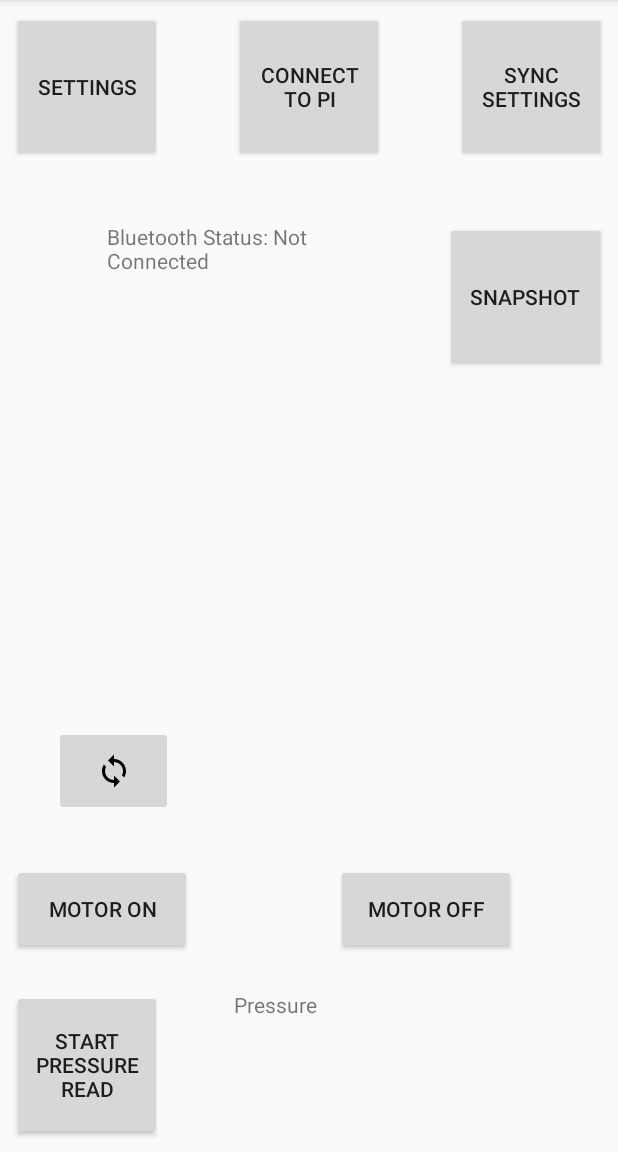
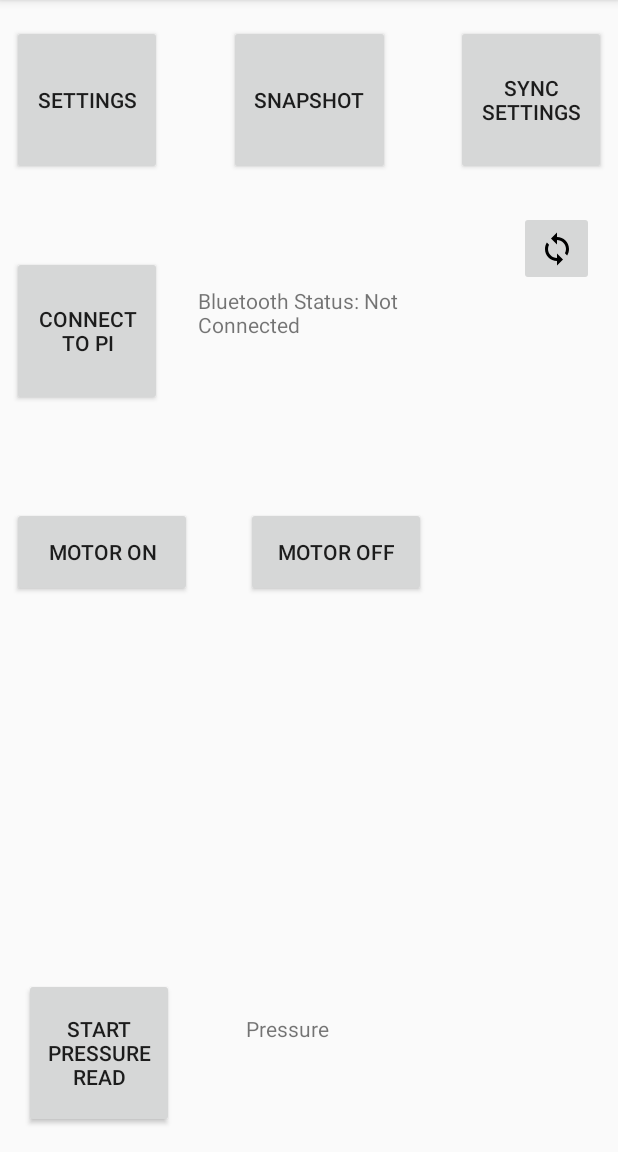
Before and after one commit to jmadamso/SpectrometerAndroid, an Android app: the screen it shows after launch (AppDriver), on a phone screen of 412 x 824 dp, the part 84-1236 px from its top. Run offline under Robolectric (Android 15) with nearby library versions, the phone set to English and light mode, and no system bars.

Commit message:
Minor tweaks

```diff
--- a/app/src/main/res/layout/activity_main.xml
+++ b/app/src/main/res/layout/activity_main.xml
@@ -11,36 +11,33 @@
         android:id="@+id/startButton"
         android:layout_width="100dp"
         android:layout_height="100dp"
-        android:layout_marginEnd="8dp"
+        android:layout_marginBottom="8dp"
         android:layout_marginLeft="8dp"
-        android:layout_marginRight="8dp"
         android:layout_marginStart="8dp"
-        android:layout_marginTop="8dp"
         android:onClick="startButtonResponse"
         android:text="Connect to Pi"
-        app:layout_constraintEnd_toStartOf="@+id/button3"
-        app:layout_constraintStart_toEndOf="@+id/settingsButton"
-        app:layout_constraintTop_toTopOf="parent" />
+        app:layout_constraintBottom_toTopOf="@+id/guideline"
+        app:layout_constraintStart_toStartOf="parent" />
 
     <Button
         android:id="@+id/settingsButton"
         android:layout_width="100dp"
         android:layout_height="100dp"
+        android:layout_marginBottom="8dp"
         android:layout_marginLeft="8dp"
         android:layout_marginStart="8dp"
-        android:layout_marginTop="8dp"
         android:onClick="settingsButtonResponse"
         android:text="@string/settings_prompt"
-        app:layout_constraintStart_toStartOf="parent"
-        app:layout_constraintTop_toTopOf="parent" />
+        app:layout_constraintBottom_toTopOf="@+id/guideline2"
+        app:layout_constraintStart_toStartOf="parent" />
 
     <Button
         android:id="@+id/BTButton"
         android:layout_width="100dp"
         android:layout_height="100dp"
-        android:layout_marginBottom="8dp"
-        android:layout_marginLeft="8dp"
-        android:layout_marginStart="8dp"
+        android:layout_marginBottom="16dp"
+        android:layout_marginLeft="16dp"
+        android:layout_marginStart="16dp"
         android:onClick="bluetoothButtonResponse"
         android:text="Start Pressure Read"
         app:layout_constraintBottom_toBottomOf="parent"
@@ -50,82 +47,105 @@
         android:id="@+id/button"
         android:layout_width="120dp"
         android:layout_height="60dp"
-        android:layout_marginBottom="24dp"
+        android:layout_marginBottom="56dp"
         android:layout_marginLeft="8dp"
         android:layout_marginStart="8dp"
         android:onClick="motorOnButtonResponse"
         android:text="Motor On"
-        app:layout_constraintBottom_toTopOf="@+id/BTButton"
+        app:layout_constraintBottom_toTopOf="@+id/guideline3"
         app:layout_constraintStart_toStartOf="parent" />
 
     <Button
         android:id="@+id/button2"
         android:layout_width="120dp"
         android:layout_height="60dp"
-        android:layout_marginBottom="24dp"
-        android:layout_marginEnd="68dp"
-        android:layout_marginRight="68dp"
+        android:layout_marginBottom="56dp"
+        android:layout_marginLeft="36dp"
+        android:layout_marginStart="36dp"
         android:onClick="motorOffButtonResponse"
         android:text="Motor Off"
-        app:layout_constraintBottom_toTopOf="@+id/pressureText"
-        app:layout_constraintEnd_toEndOf="parent" />
+        app:layout_constraintBottom_toTopOf="@+id/guideline3"
+        app:layout_constraintStart_toEndOf="@+id/button" />
 
     <Button
         android:id="@+id/button3"
         android:layout_width="100dp"
         android:layout_height="100dp"
+        android:layout_marginBottom="8dp"
         android:layout_marginEnd="8dp"
         android:layout_marginRight="8dp"
-        android:layout_marginTop="8dp"
         android:onClick="syncButtonResponse"
         android:text="sync settings"
-        app:layout_constraintEnd_toEndOf="parent"
-        app:layout_constraintTop_toTopOf="parent" />
+        app:layout_constraintBottom_toTopOf="@+id/guideline2"
+        app:layout_constraintEnd_toEndOf="parent" />
 
     <TextView
         android:id="@+id/pressureText"
         android:layout_width="185dp"
         android:layout_height="60dp"
-        android:layout_marginBottom="48dp"
         android:layout_marginLeft="48dp"
         android:layout_marginStart="48dp"
         android:text="Pressure"
-        app:layout_constraintBottom_toBottomOf="parent"
+        app:layout_constraintBaseline_toBaselineOf="@+id/BTButton"
         app:layout_constraintStart_toEndOf="@+id/BTButton" />
 
     <TextView
         android:id="@+id/statusText"
         android:layout_width="185dp"
         android:layout_height="60dp"
-        android:layout_marginEnd="40dp"
-        android:layout_marginRight="40dp"
-        android:layout_marginTop="40dp"
+        android:layout_marginBottom="28dp"
+        android:layout_marginLeft="24dp"
+        android:layout_marginStart="24dp"
         android:text="Not Connected"
-        app:layout_constraintEnd_toStartOf="@+id/button4"
-        app:layout_constraintTop_toBottomOf="@+id/startButton" />
+        app:layout_constraintBottom_toTopOf="@+id/guideline"
+        app:layout_constraintStart_toEndOf="@+id/startButton" />
 
     <Button
         android:id="@+id/button4"
         android:layout_width="107dp"
         android:layout_height="100dp"
+        android:layout_marginBottom="8dp"
         android:layout_marginEnd="8dp"
+        android:layout_marginLeft="8dp"
         android:layout_marginRight="8dp"
-        android:layout_marginTop="40dp"
+        android:layout_marginStart="8dp"
         android:onClick="snapshotButtonResponse"
         android:text="Snapshot"
-        app:layout_constraintEnd_toEndOf="parent"
-        app:layout_constraintTop_toBottomOf="@+id/button3" />
+        app:layout_constraintBottom_toTopOf="@+id/guideline2"
+        app:layout_constraintEnd_toStartOf="@+id/button3"
+        app:layout_constraintStart_toEndOf="@+id/settingsButton" />
 
     <ImageButton
         android:id="@+id/imageButton"
-        android:layout_width="79dp"
-        android:layout_height="60dp"
-        android:layout_marginBottom="32dp"
-        android:layout_marginLeft="36dp"
-        android:layout_marginStart="36dp"
+        android:layout_width="50dp"
+        android:layout_height="50dp"
+        android:layout_marginEnd="16dp"
+        android:layout_marginRight="16dp"
+        android:layout_marginTop="24dp"
         android:onClick="snapshotButtonResponse"
-        app:layout_constraintBottom_toTopOf="@+id/button"
-        app:layout_constraintStart_toStartOf="parent"
+        app:layout_constraintEnd_toEndOf="parent"
+        app:layout_constraintTop_toBottomOf="@+id/button3"
         app:srcCompat="@drawable/ic_sync_black_24dp" />
 
+    <android.support.constraint.Guideline
+        android:id="@+id/guideline"
+        android:layout_width="wrap_content"
+        android:layout_height="wrap_content"
+        android:orientation="horizontal"
+        app:layout_constraintGuide_begin="279dp" />
+
+    <android.support.constraint.Guideline
+        android:id="@+id/guideline2"
+        android:layout_width="wrap_content"
+        android:layout_height="wrap_content"
+        android:orientation="horizontal"
+        app:layout_constraintGuide_begin="125dp" />
+
+    <android.support.constraint.Guideline
+        android:id="@+id/guideline3"
+        android:layout_width="wrap_content"
+        android:layout_height="wrap_content"
+        android:orientation="horizontal"
+        app:layout_constraintGuide_begin="454dp" />
+
 </android.support.constraint.ConstraintLayout>
```
